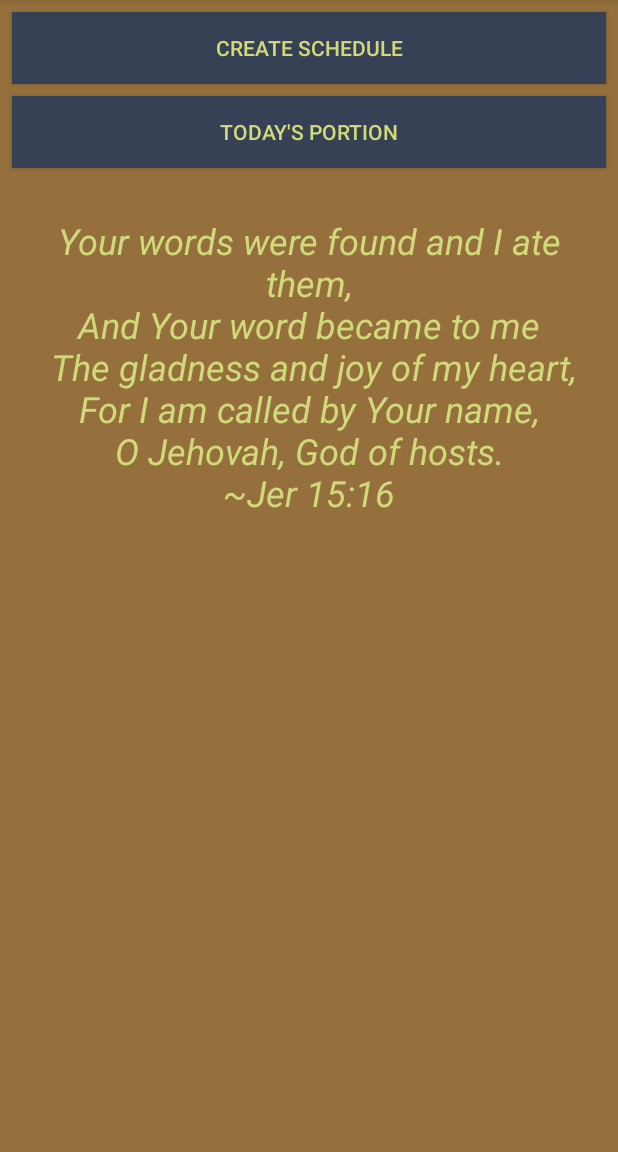
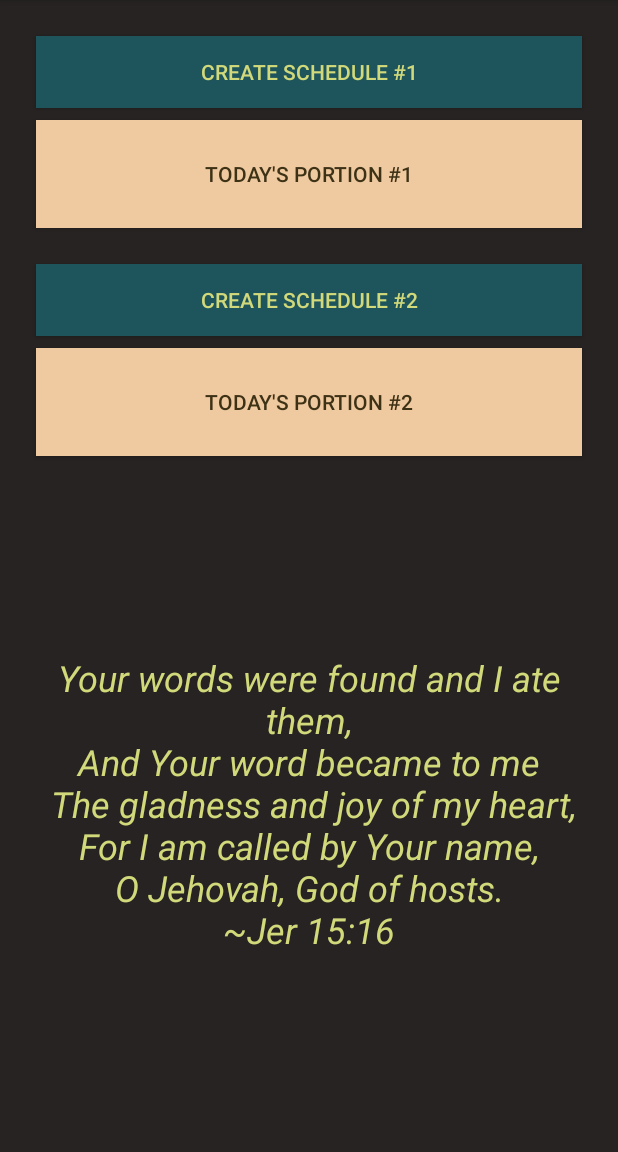
Before and after one commit to djkarr/DailyTreasures, an Android app: the screen it shows after launch (HomeActivity), on a phone screen of 412 x 824 dp, the part 84-1236 px from its top. Run offline under Robolectric (Android 15) with nearby library versions, the phone set to English and light mode, and no system bars; our stand-ins replace ButterKnife; libraries missing offline, so code that uses them is left out: net.danlew.android; 1 statement that could not run was skipped.

Commit message:
More style progess, starting to add second schedule.

```diff
--- a/app/src/main/res/layout/activity_book_list.xml
+++ b/app/src/main/res/layout/activity_book_list.xml
@@ -2,11 +2,12 @@
 <RelativeLayout
     xmlns:android="http://schemas.android.com/apk/res/android"
     android:layout_width="match_parent"
-    android:layout_height="match_parent">
+    android:layout_height="match_parent"
+    android:layout_gravity="center_horizontal">
 
     <android.support.v7.widget.RecyclerView
         android:id="@+id/rvBooks"
         android:layout_width="match_parent"
-        android:layout_height="match_parent"/>
+        android:layout_height="match_parent" />
 
 </RelativeLayout>
--- a/app/src/main/res/layout/activity_home.xml
+++ b/app/src/main/res/layout/activity_home.xml
@@ -11,37 +11,67 @@
         android:id="@+id/schedule_button"
         android:layout_width="0dp"
         android:layout_height="wrap_content"
-        android:layout_marginStart="8dp"
-        android:layout_marginTop="8dp"
-        android:layout_marginEnd="8dp"
-        android:background="@color/colorAccent"
+        android:layout_marginStart="24dp"
+        android:layout_marginTop="24dp"
+        android:layout_marginEnd="24dp"
+        android:background="@color/colorSubmit"
         android:text="@string/schedule_button"
         app:layout_constraintEnd_toEndOf="parent"
         app:layout_constraintStart_toStartOf="parent"
         app:layout_constraintTop_toTopOf="parent" />
 
     <Button
+        android:id="@+id/schedule_button_two"
+        android:layout_width="0dp"
+        android:layout_height="wrap_content"
+        android:layout_marginStart="24dp"
+        android:layout_marginTop="24dp"
+        android:layout_marginEnd="24dp"
+        android:background="@color/colorSubmit"
+        android:text="@string/schedule_button_two"
+        app:layout_constraintEnd_toEndOf="parent"
+        app:layout_constraintHorizontal_bias="0.0"
+        app:layout_constraintStart_toStartOf="parent"
+        app:layout_constraintTop_toBottomOf="@+id/read_button" />
+
+    <Button
         android:id="@+id/read_button"
         android:layout_width="0dp"
-        android:layout_height="wrap_content"
-        android:layout_marginStart="8dp"
+        android:layout_height="72dp"
+        android:layout_marginStart="24dp"
         android:layout_marginTop="8dp"
-        android:layout_marginEnd="8dp"
-        android:background="@color/colorAccent"
+        android:layout_marginEnd="24dp"
+        android:background="@color/colorPrimary"
         android:text="@string/read_button"
+        android:textColor="@color/colorPrimaryDark"
         app:layout_constraintEnd_toEndOf="parent"
         app:layout_constraintHorizontal_bias="0.0"
         app:layout_constraintStart_toStartOf="parent"
         app:layout_constraintTop_toBottomOf="@+id/schedule_button" />
+
+    <Button
+        android:id="@+id/read_button_two"
+        android:layout_width="0dp"
+        android:layout_height="72dp"
+        android:layout_marginStart="24dp"
+        android:layout_marginTop="8dp"
+        android:layout_marginEnd="24dp"
+        android:background="@color/colorPrimary"
+        android:text="@string/read_button_two"
+        android:textColor="@color/colorPrimaryDark"
+        app:layout_constraintEnd_toEndOf="parent"
+        app:layout_constraintStart_toStartOf="parent"
+        app:layout_constraintTop_toBottomOf="@+id/schedule_button_two" />
 
     <TextView
         android:id="@+id/home_verse"
         android:layout_width="0dp"
         android:layout_height="0dp"
         android:layout_marginStart="8dp"
-        android:layout_marginTop="32dp"
+        android:layout_marginTop="8dp"
         android:layout_marginEnd="8dp"
         android:layout_marginBottom="8dp"
+        android:gravity="center"
         android:text="@string/home_verse"
         android:textAlignment="center"
         android:textSize="24sp"
@@ -49,6 +79,6 @@
         app:layout_constraintBottom_toBottomOf="parent"
         app:layout_constraintEnd_toEndOf="parent"
         app:layout_constraintStart_toStartOf="parent"
-        app:layout_constraintTop_toBottomOf="@+id/read_button" />
+        app:layout_constraintTop_toBottomOf="@+id/read_button_two" />
 
 </android.support.constraint.ConstraintLayout>
--- a/app/src/main/res/layout/activity_reading.xml
+++ b/app/src/main/res/layout/activity_reading.xml
@@ -15,7 +15,8 @@
         android:layout_marginEnd="8dp"
         android:layout_marginBottom="8dp"
         android:text="TextView"
-        android:textSize="18dp"
+        android:lineSpacingExtra="2sp"
+        android:textSize="20sp"
         android:scrollbars="vertical"
         app:layout_constraintBottom_toBottomOf="parent"
         app:layout_constraintEnd_toEndOf="parent"
--- a/app/src/main/res/values/colors.xml
+++ b/app/src/main/res/values/colors.xml
@@ -3,7 +3,9 @@
     <color name="colorPrimary">#efc99f</color>
     <color name="colorPrimaryDark">#3d3116</color>
     <color name="colorAccent">#364156</color>
-    <color name="colorBackground">#95703d</color>
+    <color name="colorBackground">#262322</color>
+    <!--<color name="colorBackground">#475B5A</color>-->
+    <!--<color name="colorBackground">#95703d</color>-->
     <color name="colorText">#d1d97a</color>
-    <color name="colorSubmit">#85CB33</color>
+    <color name="colorSubmit">#1E555C</color>
 </resources>
--- a/app/src/main/res/values/strings.xml
+++ b/app/src/main/res/values/strings.xml
@@ -2,11 +2,13 @@
     <string name="app_name">DailyTreasures</string>
     <string name="home_verse">Your words were found and I ate them,\nAnd Your word became to me\n
     The gladness and joy of my heart,\nFor I am called by Your name,\nO Jehovah, God of hosts.\n~Jer 15:16</string>
-    <string name="read_button">Today\'s Portion</string>
-    <string name="schedule_button">Create Schedule</string>
+    <string name="read_button">Today\'s Portion #1</string>
+    <string name="read_button_two">Today\'s Portion #2</string>
+    <string name="schedule_button">Create Schedule #1</string>
+    <string name="schedule_button_two">Create Schedule #2</string>
     <string name="start_date">Start Date</string>
     <string name="end_date">End Date</string>
-    <string name="submit_button">Submit</string>
+    <string name="submit_button">Save Schedule</string>
     <string name="date_picker_title">Choose Date</string>
     <string name="start_book_label">Start Book</string>
     <string name="end_book_label">End Book</string>
--- a/app/src/main/res/values/styles.xml
+++ b/app/src/main/res/values/styles.xml
@@ -1,7 +1,7 @@
 <resources>
 
     <!-- Base application theme. -->
-    <style name="AppTheme" parent="Theme.AppCompat.Light.DarkActionBar">
+    <style name="AppTheme" parent="Theme.AppCompat">
         <!-- Customize your theme here. -->
         <item name="colorPrimary">@color/colorPrimary</item>
         <item name="colorPrimaryDark">@color/colorPrimaryDark</item>
@@ -18,5 +18,4 @@
     <style name="MyTitleTextStyle" parent="@style/TextAppearance.AppCompat.Widget.ActionBar.Title">
         <item name="android:textColor">@color/colorPrimaryDark</item>
     </style>
-
 </resources>
```
Also changed, not shown: app/src/main/res/layout/activity_scheduler.xml (+41 -8 lines), app/src/main/res/layout/recyclerview_row.xml (+6 -3 lines).
